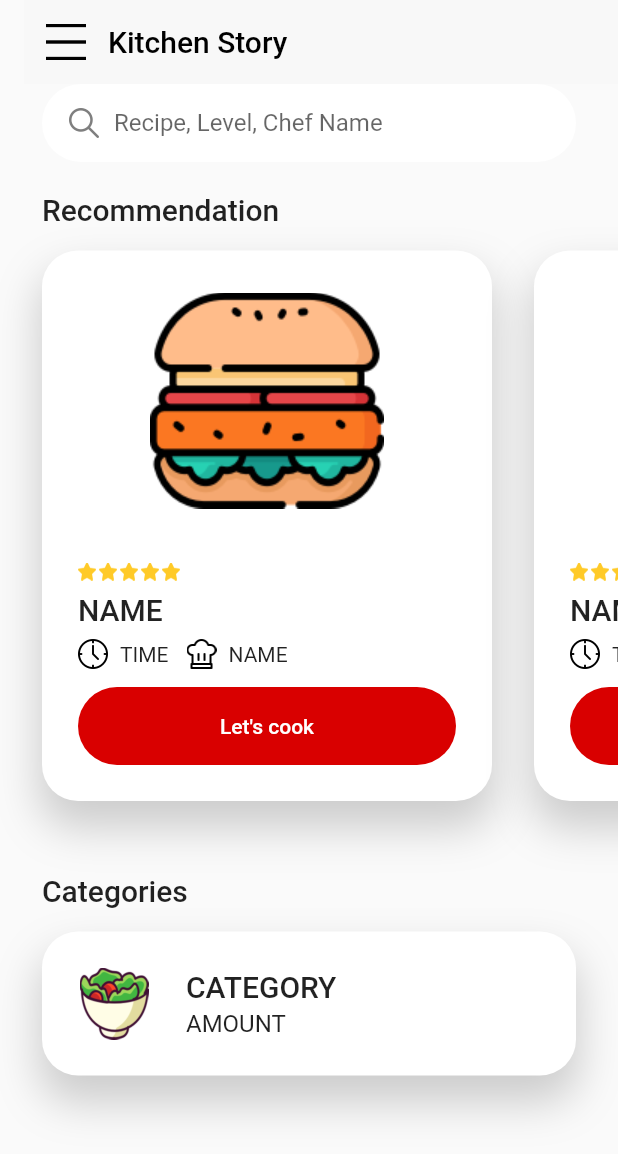
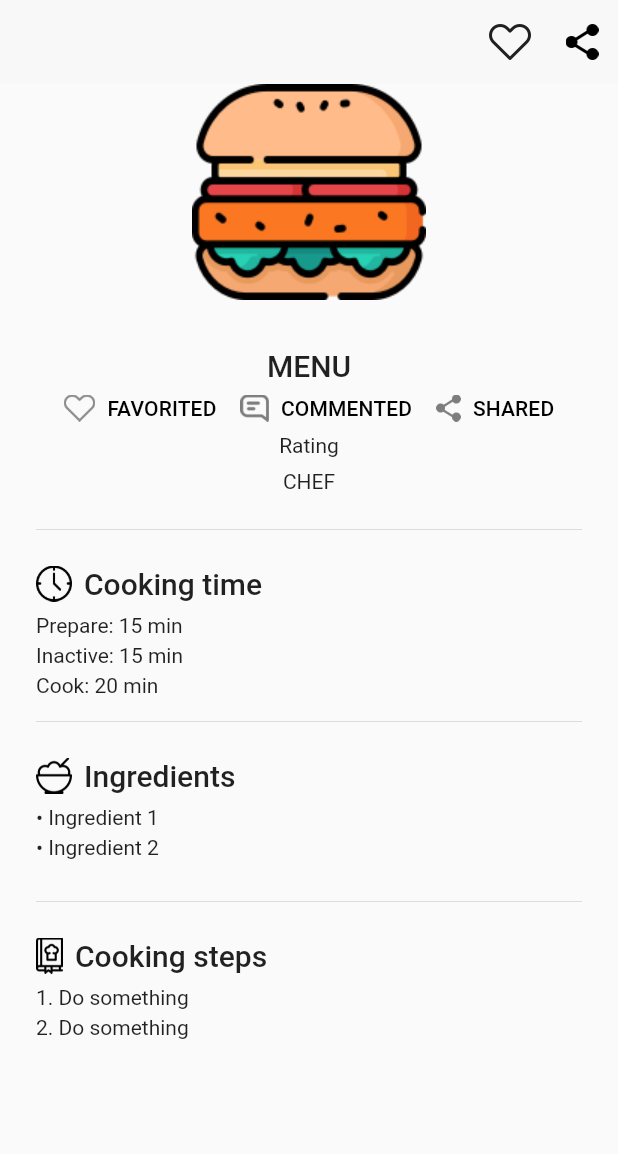
Before and after one commit to kajornsakp/kitchen_story_codelabs, a Flutter app: the screen it shows after launch, on a phone screen of 412 x 824 dp. Shown: the top 1154 px of the screen. Run offline on Flutter 3.47's test engine with Material 2 defaults, Android fonts, the light colour scheme and no system bars.

Commit message:
update step 1

```diff
--- a/start_here/lib/category_card.dart
+++ b/start_here/lib/category_card.dart
@@ -9,9 +9,9 @@ class CategoryCard extends StatelessWidget {
   @override
   Widget build(BuildContext context) {
     return Padding(
-      padding: const EdgeInsets.only(top: 16, left: 28, bottom: 16, right: 28),
+      padding: const EdgeInsets.only(top: 16, left: 28, right: 28),
       child: Container(
-        margin: EdgeInsets.only(bottom: 16),
+        margin: EdgeInsets.only(bottom: 8),
         decoration: BoxDecoration(
             color: Colors.white,
             borderRadius: BorderRadius.circular(24),
--- a/start_here/lib/main.dart
+++ b/start_here/lib/main.dart
@@ -1,6 +1,7 @@
 import 'package:flutter/material.dart';
 import 'package:kitchen_story/category_card.dart';
 import 'package:kitchen_story/constants.dart';
+import 'package:kitchen_story/recipe_detail_page.dart';
 import 'package:kitchen_story/recommendation_card.dart';
 
 void main() {
@@ -16,7 +17,7 @@ class MyApp extends StatelessWidget {
       theme: ThemeData(
         primarySwatch: Colors.blue,
       ),
-      home: MyHomePage(title: 'Kitchen Story'),
+      home: RecipeDetailPage(),
     );
   }
 }
@@ -76,6 +77,7 @@ class _MyHomePageState extends State<MyHomePage> {
                       padding: const EdgeInsets.only(bottom: 16),
                       child: Column(
                         children: [
+                          CategoryCard(),
                           CategoryCard(),
                         ],
                       ),
--- /dev/null
+++ b/start_here/lib/recipe_detail_page.dart
@@ -0,0 +1,229 @@
+import 'package:flutter/material.dart';
+import 'package:kitchen_story/constants.dart';
+
+class RecipeDetailPage extends StatelessWidget {
+  const RecipeDetailPage({Key? key}) : super(key: key);
+
+  @override
+  Widget build(BuildContext context) {
+    return Scaffold(
+      appBar: AppBar(
+        backgroundColor: Color(0xFFF8F8F8),
+        elevation: 0,
+        actions: [
+          IconButton(
+              onPressed: () {},
+              icon: Image.asset(
+                ICON_FAVORITE,
+                height: 24,
+              )),
+          IconButton(
+              onPressed: () {},
+              icon: Image.asset(
+                ICON_SHARE,
+                height: 24,
+              )),
+        ],
+      ),
+      body: SafeArea(
+        child: SingleChildScrollView(
+          padding: EdgeInsets.only(left: 24, right: 24),
+          child: Center(
+            child: Column(
+              crossAxisAlignment: CrossAxisAlignment.start,
+              children: [
+                Row(
+                  mainAxisAlignment: MainAxisAlignment.center,
+                  children: [
+                    Column(
+                      crossAxisAlignment: CrossAxisAlignment.center,
+                      children: [
+                        Image.asset(ICON_HAMBURGER),
+                        SizedBox(
+                          height: 32,
+                        ),
+                        Text(
+                          "MENU",
+                          style: Theme.of(context).textTheme.headline6,
+                        ),
+                        SizedBox(
+                          height: 8,
+                        ),
+                        Row(
+                          children: [
+                            Row(
+                              children: [
+                                Image.asset(ICON_FAVORITE,
+                                    height: 18,
+                                    color: Colors.black.withOpacity(0.5)),
+                                SizedBox(
+                                  width: 8,
+                                ),
+                                Text("FAVORITED", style: Theme.of(context).textTheme.subtitle2)
+                              ],
+                            ),
+                            SizedBox(
+                              width: 16,
+                            ),
+                            Row(
+                              children: [
+                                Image.asset(ICON_CHAT,
+                                    height: 18,
+                                    color: Colors.black.withOpacity(0.5)),
+                                SizedBox(
+                                  width: 8,
+                                ),
+                                Text("COMMENTED", style: Theme.of(context).textTheme.subtitle2)
+                              ],
+                            ),
+                            SizedBox(
+                              width: 16,
+                            ),
+                            Row(
+                              children: [
+                                Image.asset(ICON_SHARE,
+                                    height: 18,
+                                    color: Colors.black.withOpacity(0.5)),
+                                SizedBox(
+                                  width: 8,
+                                ),
+                                Text("SHARED", style: Theme.of(context).textTheme.subtitle2)
+                              ],
+                            )
+                          ],
+                        ),
+                        SizedBox(
+                          height: 8,
+                        ),
+                        Text("Rating"),
+                        SizedBox(
+                          height: 8,
+                        ),
+                        Text("CHEF"),
+                        SizedBox(
+                          height: 16,
+                        )
+                      ],
+                    ),
+                  ],
+                ),
+                Divider(),
+                SizedBox(
+                  height: 16,
+                ),
+                Row(
+                  children: [
+                    Image.asset(
+                      ICON_CLOCK,
+                      height: 24,
+                    ),
+                    SizedBox(
+                      width: 8,
+                    ),
+                    Text(
+                      "Cooking time",
+                      style: Theme.of(context).textTheme.headline6,
+                    )
+                  ],
+                ),
+                Column(
+                  crossAxisAlignment: CrossAxisAlignment.start,
+                  children: [
+                    SizedBox(
+                      height: 8,
+                    ),
+                    Text("Prepare: 15 min"),
+                    SizedBox(
+                      height: 4,
+                    ),
+                    Text("Inactive: 15 min"),
+                    SizedBox(
+                      height: 4,
+                    ),
+                    Text("Cook: 20 min"),
+                    SizedBox(
+                      height: 8,
+                    ),
+                  ],
+                ),
+                Divider(),
+                SizedBox(
+                  height: 16,
+                ),
+                Row(
+                  children: [
+                    Image.asset(
+                      ICON_OAT,
+                      height: 24,
+                    ),
+                    SizedBox(
+                      width: 8,
+                    ),
+                    Text(
+                      "Ingredients",
+                      style: Theme.of(context).textTheme.headline6,
+                    )
+                  ],
+                ),
+                Column(
+                  crossAxisAlignment: CrossAxisAlignment.start,
+                  children: [
+                    SizedBox(
+                      height: 8,
+                    ),
+                    Text("• Ingredient 1"),
+                    SizedBox(
+                      height: 4,
+                    ),
+                    Text("• Ingredient 2"),
+                    SizedBox(
+                      height: 4,
+                    ),
+                  ],
+                ),
+                SizedBox(
+                  height: 16,
+                ),
+                Divider(),
+                SizedBox(
+                  height: 16,
+                ),
+                Row(
+                  children: [
+                    Image.asset(
+                      ICON_RECIPE,
+                      height: 24,
+                    ),
+                    SizedBox(
+                      width: 8,
+                    ),
+                    Text(
+                      "Cooking steps",
+                      style: Theme.of(context).textTheme.headline6,
+                    )
+                  ],
+                ),
+                Column(
+                  crossAxisAlignment: CrossAxisAlignment.start,
+                  children: [
+                    SizedBox(
+                      height: 8,
+                    ),
+                    Text("1. Do something"),
+                    SizedBox(
+                      height: 4,
+                    ),
+                    Text("2. Do something"),
+                    SizedBox(
+                      height: 4,
+                    ),
+                  ],
+                ),
+              ],
+            ),
+          ),
+        ),
+      ),
+    );
+  }
+}
```
